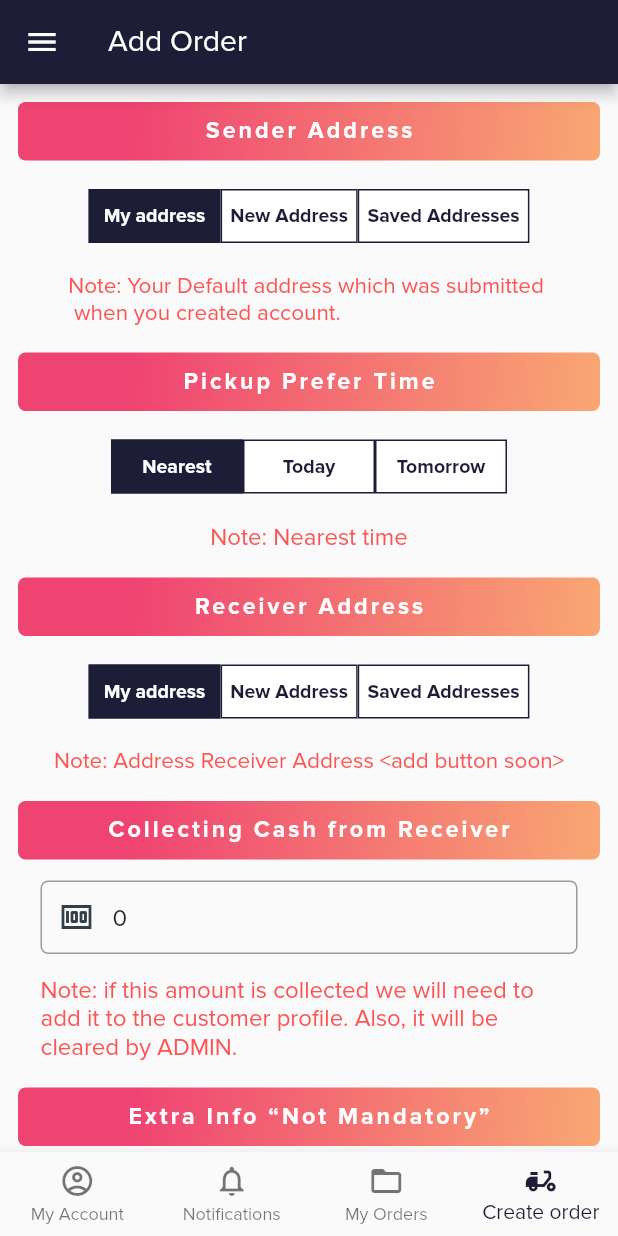
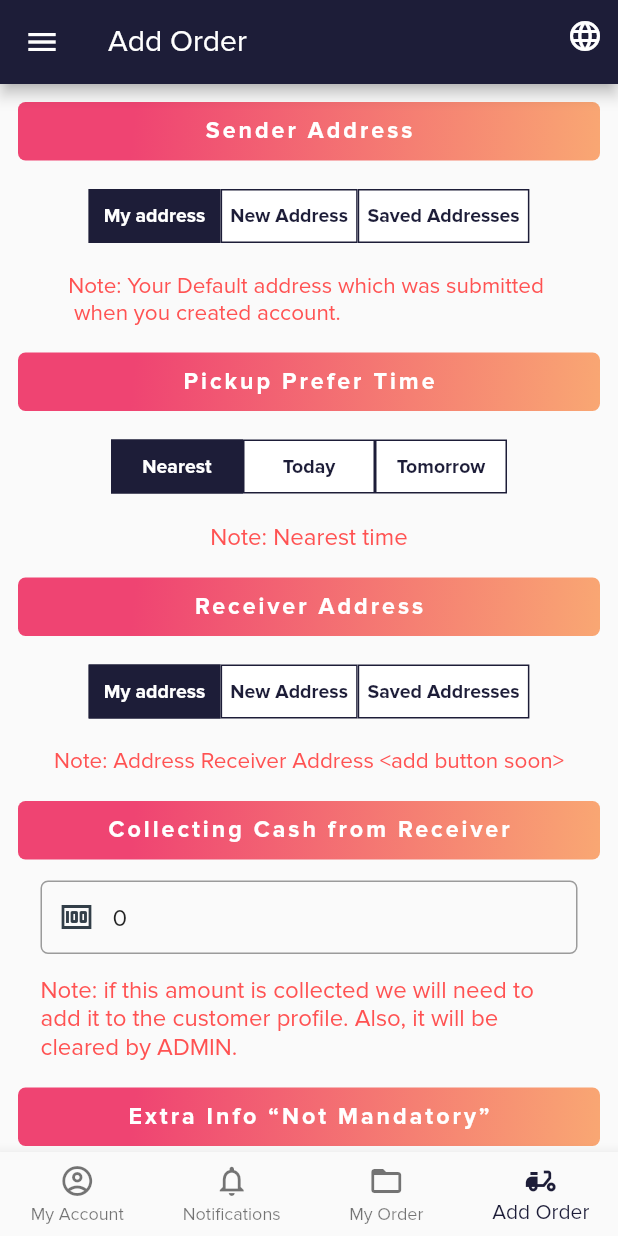
Before and after one commit to asheersaeed720/logistic_app, a Flutter app: the TabsScreen screen opened by its route, on a phone screen of 412 x 824 dp. Run offline on Flutter 3.47's test engine with Material 2 defaults, Android fonts, the phone set to English and light mode, and no system bars; our stand-ins replace cached_network_image, dio, dropdown_search, flushbar, fluttertoast, font_awesome_flutter and 2 more; accounts and stored records are empty.

```diff
--- /dev/null
+++ b/assets/lang/ar.json
@@ -0,0 +1,6 @@
+{
+    "add_order": "أضف طلب",
+    "my_orders": "طلباتي",
+    "notifications": "إشعارات",
+    "my_account": "حسابي"
+}
--- /dev/null
+++ b/assets/lang/en.json
@@ -0,0 +1,6 @@
+{
+    "add_order": "Add Order",
+    "my_orders": "My Order",
+    "notifications": "Notifications",
+    "my_account": "My Account"
+}
--- /dev/null
+++ b/lib/localization/demo_localization.dart
@@ -0,0 +1,56 @@
+import 'dart:convert';
+
+import 'package:flutter/material.dart';
+import 'package:flutter/services.dart';
+
+class DemoLocalizations {
+  final Locale locale;
+  DemoLocalizations(this.locale);
+
+  static DemoLocalizations of(BuildContext context) {
+    return Localizations.of<DemoLocalizations>(context, DemoLocalizations);
+  }
+
+  Map<String, String> _localizedValues;
+
+  Future load() async {
+    String jsonStringValues =
+        await rootBundle.loadString('assets/lang/${locale.languageCode}.json');
+
+    Map<String, dynamic> mappedJson = json.decode(jsonStringValues);
+
+    _localizedValues = mappedJson.map((key, value) => MapEntry(key, value));
+  }
+
+  String getTranslatedValue(String key) {
+    return _localizedValues[key];
+  }
+
+  static const LocalizationsDelegate<DemoLocalizations> delegate =
+      _DemoLocalizationsDelegate();
+}
+
+class _DemoLocalizationsDelegate
+    extends LocalizationsDelegate<DemoLocalizations> {
+  const _DemoLocalizationsDelegate();
+  @override
+  bool isSupported(Locale locale) {
+    return [
+      'en',
+      'ar',
+    ].contains(locale.languageCode);
+  }
+
+  @override
+  Future<DemoLocalizations> load(Locale locale) async {
+    DemoLocalizations localizations = new DemoLocalizations(locale);
+    await localizations.load();
+    return localizations;
+  }
+
+  // @override
+  // bool shouldReload(covariant LocalizationsDelegate<DemoLocalizations> old) {
+  // throw UnimplementedError();
+  @override
+  bool shouldReload(_DemoLocalizationsDelegate old) => false;
+}
--- /dev/null
+++ b/lib/localization/localization_contant.dart
@@ -0,0 +1,6 @@
+import 'package:flutter/cupertino.dart';
+import 'package:hani_almutairi_logistic/localization/demo_localization.dart';
+
+String getTranslatedValue(BuildContext context, String key) {
+  return DemoLocalizations.of(context).getTranslatedValue(key);
+}
--- /dev/null
+++ b/lib/models/language.dart
@@ -0,0 +1,15 @@
+class Language {
+  final int id;
+  final String name;
+  final String flag;
+  final String languageCode;
+
+  Language(this.id, this.name, this.flag, this.languageCode);
+
+  static List<Language> languageList() {
+    return <Language>[
+      Language(1, '🇺🇸', 'English', 'en'),
+      Language(2, '🇸🇦', 'العربي', 'ar'),
+    ];
+  }
+}
--- a/lib/providers/tab_provider.dart
+++ b/lib/providers/tab_provider.dart
@@ -1,54 +1,55 @@
-import 'package:flutter/cupertino.dart';
-import 'package:hani_almutairi_logistic/screens/notification_screen.dart';
-import 'package:hani_almutairi_logistic/screens/order/add_order/add_order_screen.dart';
-import 'package:hani_almutairi_logistic/screens/order/user_order/user_order_screen.dart';
-import 'package:hani_almutairi_logistic/screens/user_account/user_account.dart';
+// import 'package:flutter/cupertino.dart';
+// import 'package:hani_almutairi_logistic/localization/demo_localization.dart';
+// import 'package:hani_almutairi_logistic/screens/notification_screen.dart';
+// import 'package:hani_almutairi_logistic/screens/order/add_order/add_order_screen.dart';
+// import 'package:hani_almutairi_logistic/screens/order/user_order/user_order_screen.dart';
+// import 'package:hani_almutairi_logistic/screens/user_account/user_account.dart';
 
-class TabProvider with ChangeNotifier {
-  int _currentTabScreen = 3;
-  int get currentTabScreen => _currentTabScreen;
-  set currentTabScreen(int indexVal) {
-    _currentTabScreen = indexVal;
-    notifyListeners();
-  }
+// class TabProvider with ChangeNotifier {
+//   int _currentTabScreen = 3;
+//   int get currentTabScreen => _currentTabScreen;
+//   set currentTabScreen(int indexVal) {
+//     _currentTabScreen = indexVal;
+//     notifyListeners();
+//   }
 
-  String _tabTittle = 'Add Order';
-  String get tabTittle => _tabTittle;
-  set tabTittle(String titleVal) {
-    _tabTittle = titleVal;
-    notifyListeners();
-  }
+//   String _tabTittle = 'Add Order';
+//   String get tabTittle => _tabTittle;
+//   set tabTittle(String titleVal) {
+//     _tabTittle = titleVal;
+//     notifyListeners();
+//   }
 
-  final List<Widget> childrenTab = [
-    UserAccount(),
-    NotificationScreen(),
-    UserOrderScreen(),
-    AddOrderScreen(),
-  ];
+//   final List<Widget> childrenTab = [
+//     UserAccount(),
+//     NotificationScreen(),
+//     UserOrderScreen(),
+//     AddOrderScreen(),
+//   ];
 
-  onTabTapped(int index) {
-    currentTabScreen = index;
-    switch (index) {
-      case 0:
-        {
-          tabTittle = 'My Account';
-        }
-        break;
-      case 1:
-        {
-          tabTittle = 'Notifications';
-        }
-        break;
-      case 2:
-        {
-          tabTittle = 'My Orders';
-        }
-        break;
-      case 3:
-        {
-          tabTittle = 'Add Order';
-        }
-        break;
-    }
-  }
-}
+//   onTabTapped(int index) {
+//     currentTabScreen = index;
+//     switch (index) {
+//       case 0:
+//         {
+//           tabTittle = 'My Account';
+//         }
+//         break;
+//       case 1:
+//         {
+//           tabTittle = 'Notifications';
+//         }
+//         break;
+//       case 2:
+//         {
+//           tabTittle = 'My Orders';
+//         }
+//         break;
+//       case 3:
+//         {
+//           tabTittle = 'Add Order';
+//         }
+//         break;
+//     }
+//   }
+// }
--- a/lib/screens/tab_screen.dart
+++ b/lib/screens/tab_screen.dart
@@ -1,7 +1,16 @@
 import 'package:flutter/material.dart';
+import 'package:hani_almutairi_logistic/localization/demo_localization.dart';
+import 'package:hani_almutairi_logistic/localization/localization_contant.dart';
+import 'package:hani_almutairi_logistic/models/language.dart';
 import 'package:hani_almutairi_logistic/providers/tab_provider.dart';
+import 'package:hani_almutairi_logistic/screens/notification_screen.dart';
+import 'package:hani_almutairi_logistic/screens/order/add_order/add_order_screen.dart';
+import 'package:hani_almutairi_logistic/screens/order/user_order/user_order_screen.dart';
+import 'package:hani_almutairi_logistic/screens/user_account/user_account.dart';
 import 'package:hani_almutairi_logistic/widgets/app_drawer.dart';
 import 'package:provider/provider.dart';
+
+import '../main.dart';
 
 class TabsScreen extends StatefulWidget {
   static const String routeName = '/tabs';
@@ -11,57 +20,144 @@ class TabsScreen extends StatefulWidget {
 }
 
 class _TabsScreenState extends State<TabsScreen> {
+  void _changeLanguage(Language language) {
+    Locale _temp;
+    switch (language.languageCode) {
+      case 'en':
+        _temp = Locale(language.languageCode, 'US');
+        break;
+      case 'ar':
+        _temp = Locale(language.languageCode, 'SA');
+        break;
+
+      default:
+        _temp = Locale(language.languageCode, 'US');
+    }
+    MyApp.setLocale(context, _temp);
+    print(language.languageCode);
+  }
+
+  int _currentTabScreen = 3;
+
+  String _tabTittle;
+
+  final List<Widget> childrenTab = [
+    UserAccount(),
+    NotificationScreen(),
+    UserOrderScreen(),
+    AddOrderScreen(),
+  ];
+
+  onTabTapped(int index) {
+    setState(() {
+      _currentTabScreen = index;
+    });
+
+    switch (index) {
+      case 0:
+        {
+          _tabTittle = getTranslatedValue(context, 'my_account');
+        }
+        break;
+      case 1:
+        {
+          _tabTittle = getTranslatedValue(context, 'notifications');
+        }
+        break;
+      case 2:
+        {
+          _tabTittle = getTranslatedValue(context, 'my_orders');
+        }
+        break;
+      case 3:
+        {
+          _tabTittle = getTranslatedValue(context, 'add_order');
+        }
+        break;
+    }
+  }
+
   @override
   Widget build(BuildContext context) {
-    final tabPvd = Provider.of<TabProvider>(context);
-
     return Scaffold(
       appBar: AppBar(
-        title: Text(tabPvd.tabTittle),
+        title: Text(_tabTittle ?? getTranslatedValue(context, 'add_order')),
+        actions: [
+          Padding(
+            padding: EdgeInsets.symmetric(horizontal: 10),
+            child: DropdownButton(
+              onChanged: (Language language) {
+                _changeLanguage(language);
+              },
+              underline: SizedBox(),
+              icon: Icon(
+                Icons.language,
+                color: Colors.white,
+              ),
+              items: Language.languageList()
+                  .map<DropdownMenuItem<Language>>(
+                    (lang) => DropdownMenuItem(
+                      value: lang,
+                      child: GestureDetector(
+                        child: Row(
+                          mainAxisAlignment: MainAxisAlignment.spaceBetween,
+                          children: [
+                            Text('${lang.flag}'),
+                            Text('${lang.name}'),
+                          ],
+                        ),
+                      ),
+                    ),
+                  )
+                  .toList(),
+            ),
+          ),
+        ],
       ),
-      body: tabPvd.childrenTab[tabPvd.currentTabScreen],
+      body: childrenTab[_currentTabScreen],
       drawer: AppDrawer(),
       bottomNavigationBar: BottomNavigationBar(
-        onTap: tabPvd.onTabTapped,
-        currentIndex: tabPvd.currentTabScreen,
+        onTap: onTabTapped,
+        currentIndex: _currentTabScreen,
         selectedItemColor: Theme.of(context).primaryColor,
         type: BottomNavigationBarType.fixed,
         items: [
           BottomNavigationBarItem(
             icon: Icon(
-              tabPvd.currentTabScreen == 0
+              _currentTabScreen == 0
                   ? Icons.account_circle
                   : Icons.account_circle_outlined,
               size: 24.0,
             ),
-            title: Text('My Account'),
+            title: Text(getTranslatedValue(context, 'my_account')),
           ),
           BottomNavigationBarItem(
             icon: Icon(
-              tabPvd.currentTabScreen == 1
+              _currentTabScreen == 1
                   ? Icons.notifications
                   : Icons.notifications_outlined,
               size: 24.0,
             ),
-            title: Text('Notifications'),
+            title: Text(getTranslatedValue(context, 'notifications')),
           ),
           BottomNavigationBarItem(
             icon: Icon(
-              tabPvd.currentTabScreen == 2
+              _currentTabScreen == 2
                   ? Icons.folder
                   : Icons.folder_open_outlined,
               size: 24.0,
             ),
-            title: Text('My Orders'),
+            title: Text(getTranslatedValue(context, 'my_orders')),
           ),
           BottomNavigationBarItem(
             icon: Icon(
-              tabPvd.currentTabScreen == 3
+              _currentTabScreen == 3
                   ? Icons.delivery_dining
                   : Icons.delivery_dining,
               size: 24.0,
             ),
-            title: Text('Create order'),
+            // title: Text('Create Orders'),
+            title: Text(getTranslatedValue(context, 'add_order')),
           ),
         ],
       ),
--- a/lib/services/order_service.dart
+++ b/lib/services/order_service.dart
@@ -20,6 +20,7 @@ class OrderService {
       'order_amount': '155',
       'order_shipping': '23',
       'order_total_amount': '23',
+      'order_time': '2020-11-28 06:20:06',
     };
 
     var response = await post(
--- a/pubspec.yaml
+++ b/pubspec.yaml
@@ -60,6 +60,8 @@ flutter:
   assets:
     - assets/images/logo.png
     - assets/images/header.jpg
+    - assets/lang/en.json
+    - assets/lang/ar.json
   # An image asset can refer to one or more resolution-specific "variants", see
   # https://flutter.dev/assets-and-images/#resolution-aware.
   # For details regarding adding assets from package dependencies, see
```
Also changed, not shown: lib/main.dart (+42 -4 lines).
